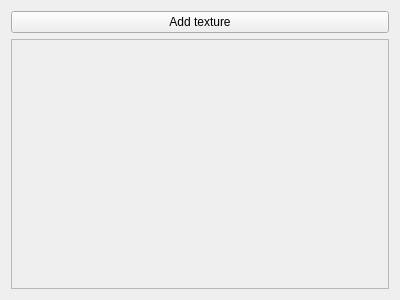
Before: the Qt Designer form UI/TextureSelectorUI.ui in ricardperez/Particles, drawn with Qt 5.
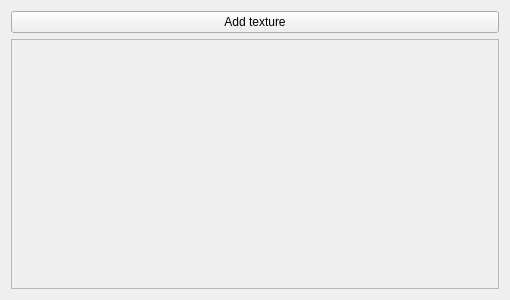
After: the same form once the commit is applied.

Commit message: Can load custom textures.

Diff of the .ui file:
```diff
--- a/UI/TextureSelectorUI.ui
+++ b/UI/TextureSelectorUI.ui
@@ -6,10 +6,16 @@
    <rect>
     <x>0</x>
     <y>0</y>
-    <width>400</width>
+    <width>510</width>
     <height>300</height>
    </rect>
   </property>
+  <property name="minimumSize">
+   <size>
+    <width>510</width>
+    <height>0</height>
+   </size>
+  </property>
   <property name="windowTitle">
    <string>Form</string>
   </property>
@@ -31,7 +37,7 @@
        <rect>
         <x>0</x>
         <y>0</y>
-        <width>374</width>
+        <width>484</width>
         <height>240</height>
        </rect>
       </property>
```
The commit also changes 4 other files.
